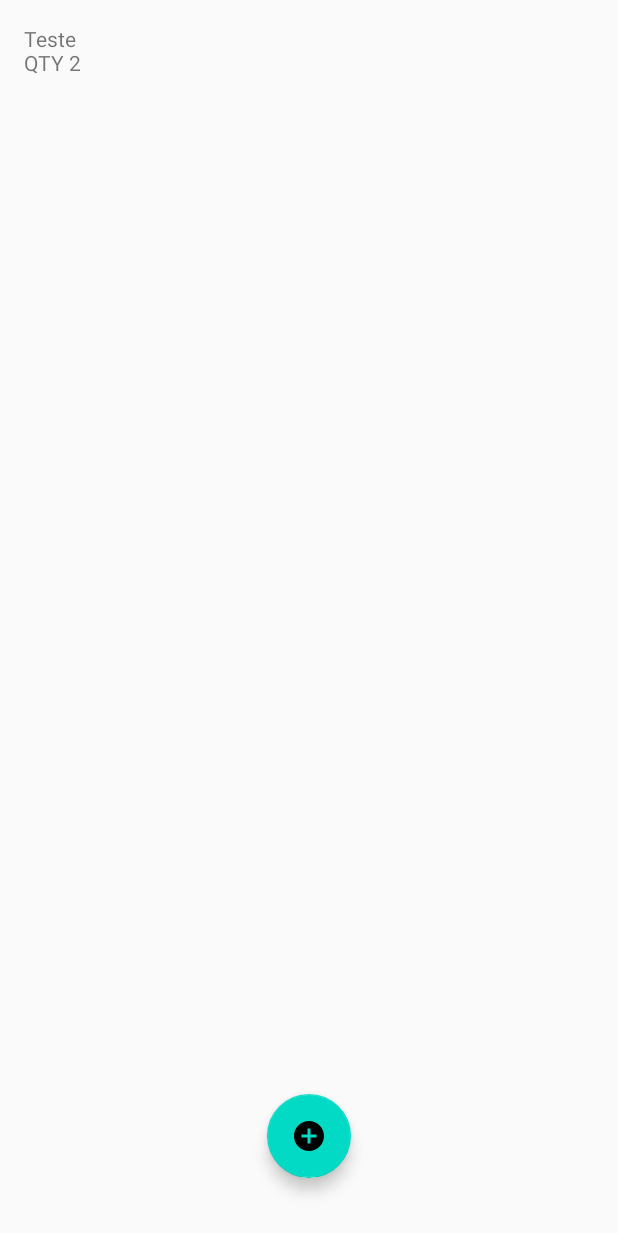
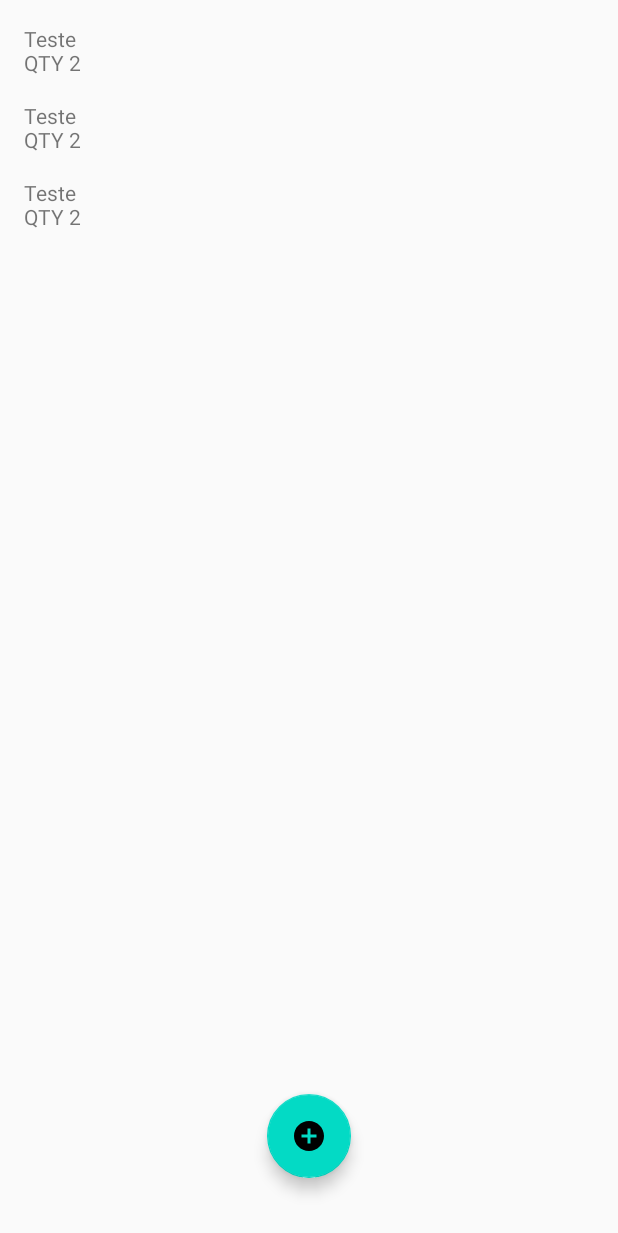
Before and after one commit to MTeodoroV/Kotlin, an Android app: the layout activity_main.xml on its own in the app's theme, with its tools: preview values and no code run, on a phone screen of 412 x 824 dp. Shown: the top 1233 px of the screen. Run offline under Robolectric (Android 15) with nearby library versions, the light colour scheme and no system bars.

Commit message:
Finalizando aplicação basica.

```diff
--- a/OrganizerList/app/src/main/java/br/com/organizerlist/ui/activity/ProductForm.kt
+++ b/OrganizerList/app/src/main/java/br/com/organizerlist/ui/activity/ProductForm.kt
@@ -6,6 +6,7 @@ import android.util.Log
 import android.widget.Button
 import android.widget.EditText
 import br.com.organizerlist.R
+import br.com.organizerlist.dao.ProductDao
 import br.com.organizerlist.model.Product
 import java.math.BigInteger
 
@@ -32,7 +33,9 @@ class ProductForm : AppCompatActivity() {
                 qty = qty
             )
 
-            Log.i("FormularioProduto", "onCreate: $productNew")
+            val dao = ProductDao()
+                dao.addProduct(productNew)
+            finish()
         }
     }
 }
--- a/OrganizerList/app/src/main/res/layout/activity_main.xml
+++ b/OrganizerList/app/src/main/res/layout/activity_main.xml
@@ -12,17 +12,18 @@
         android:layout_height="0dp"
         app:layout_constraintBottom_toBottomOf="parent"
         app:layout_constraintEnd_toEndOf="parent"
-        app:layout_constraintHorizontal_bias="0.0"
         app:layout_constraintStart_toStartOf="parent"
         app:layout_constraintTop_toTopOf="parent"
         app:layout_constraintVertical_bias="1.0"
-        tools:listitem="@layout/activity_product" />
+        tools:listitem="@layout/activity_product"
+        app:layoutManager="android.support.v7.widget.LinearLayoutManager"/>
 
     <android.support.design.widget.FloatingActionButton
         android:id="@+id/floatingActionButton"
         android:layout_width="wrap_content"
         android:layout_height="wrap_content"
         android:clickable="true"
+        android:focusable="true"
         app:layout_constraintBottom_toBottomOf="parent"
         app:layout_constraintEnd_toEndOf="parent"
         app:layout_constraintHorizontal_bias="0.5"
--- a/OrganizerList/app/src/main/res/layout/activity_product.xml
+++ b/OrganizerList/app/src/main/res/layout/activity_product.xml
@@ -3,7 +3,7 @@
     xmlns:app="http://schemas.android.com/apk/res-auto"
     xmlns:tools="http://schemas.android.com/tools"
     android:layout_width="match_parent"
-    android:layout_height="match_parent"
+    android:layout_height="wrap_content"
     tools:context=".model.Product">
 
     <TextView
@@ -16,6 +16,7 @@
         app:layout_constraintTop_toTopOf="parent"
         app:layout_constraintEnd_toEndOf="parent"
         app:layout_constraintStart_toStartOf="parent"
+        tools:layout_editor_absoluteX="16dp"
         />
 
     <TextView
@@ -24,6 +25,7 @@
         android:layout_height="wrap_content"
         android:text="QTY 2"
         android:layout_margin="16dp"
+        tools:layout_editor_absoluteX="16dp"
         app:layout_constraintStart_toStartOf="@id/name"
         app:layout_constraintEnd_toEndOf="parent"
         app:layout_constraintTop_toTopOf="@id/name"
```
Also changed, not shown: OrganizerList/app/src/main/java/br/com/organizerlist/MainActivity.kt (+20 -0 lines), OrganizerList/app/src/main/java/br/com/organizerlist/dao/ProductDao.kt (added, +18 -0 lines).
